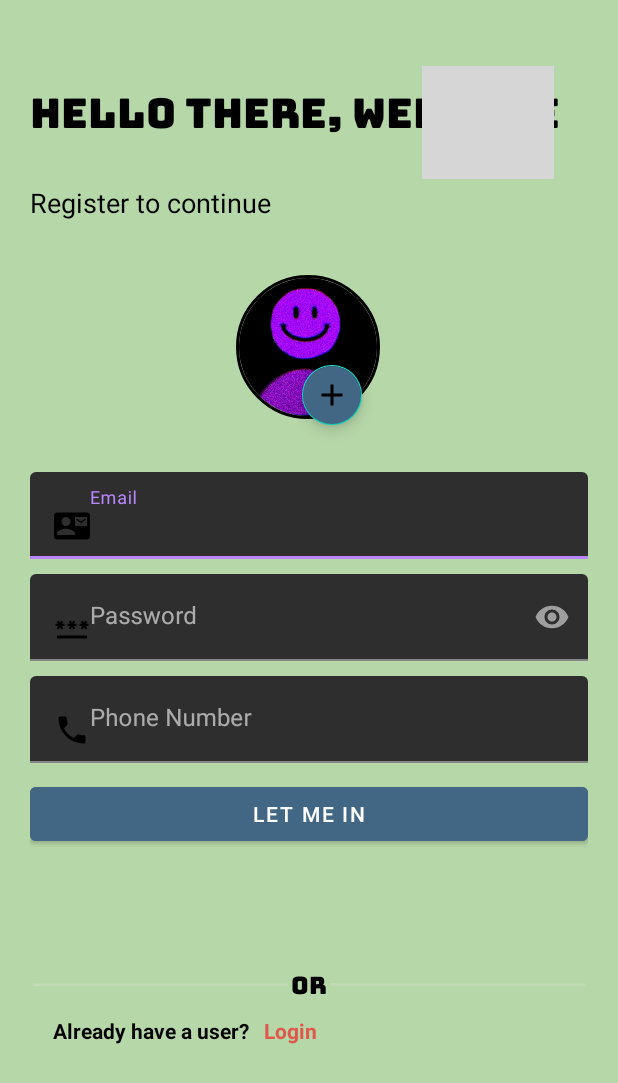
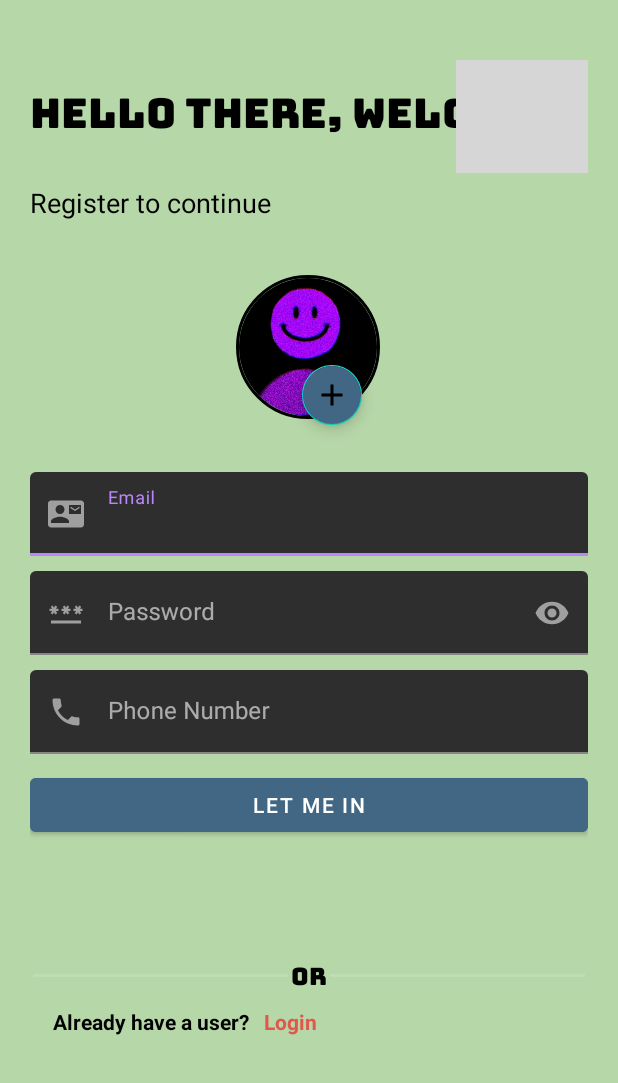
Before and after one commit to OfekiAlm/SoloBeast, an Android app: the layout activity_register.xml on its own in the app's theme, with its tools: preview values and no code run, on a phone screen of 412 x 824 dp. Shown: the top 1083 px of the screen. Run offline under Robolectric (Android 15) with nearby library versions, the phone set to English and light mode, and no system bars; grey boxes are pictures that could not be loaded.

Commit message:
added quick fixes

```diff
--- a/app/src/main/AndroidManifest.xml
+++ b/app/src/main/AndroidManifest.xml
@@ -19,7 +19,7 @@
         android:icon="@mipmap/ic_launcher"
         android:label="@string/app_name"
         android:roundIcon="@mipmap/ic_launcher_round"
-        android:supportsRtl="true"
+        android:supportsRtl="false"
         android:theme="@style/AppTheme"
         tools:targetApi="31">
         <activity
@@ -75,7 +75,9 @@
                 <action android:name="android.intent.action.AIRPLANE_MODE" />
             </intent-filter>
         </receiver>
-
+        <receiver
+            android:name=".Extras.Receivers.AlarmReceiver"
+            />
         <provider
             android:name="androidx.core.content.FileProvider"
             android:authorities="com.example.solobeast.provider"
--- /dev/null
+++ b/app/src/main/res/drawable/baseline_airplanemode_active_24.xml
@@ -0,0 +1,5 @@
+<vector android:height="24dp" android:tint="#000000"
+    android:viewportHeight="24" android:viewportWidth="24"
+    android:width="24dp" xmlns:android="http://schemas.android.com/apk/res/android">
+    <path android:fillColor="@android:color/white" android:pathData="M22,16v-2l-8.5,-5V3.5C13.5,2.67 12.83,2 12,2s-1.5,0.67 -1.5,1.5V9L2,14v2l8.5,-2.5V19L8,20.5L8,22l4,-1l4,1l0,-1.5L13.5,19v-5.5L22,16z"/>
+</vector>
--- a/app/src/main/res/layout/activity_login.xml
+++ b/app/src/main/res/layout/activity_login.xml
@@ -43,7 +43,7 @@
         <com.google.android.material.textfield.TextInputLayout
             android:layout_width="match_parent"
             android:layout_height="wrap_content"
-
+            app:startIconDrawable="@drawable/ic_baseline_contact_mail"
             android:hint="Email"
             style="Widget.MaterialComponents.TextInputLayout.OutlinedBox">
 
@@ -52,12 +52,12 @@
                 android:layout_height="wrap_content"
                 android:minHeight="48dp"
                 android:id="@+id/editTextTextEmailAddress_Register"
-                android:drawableLeft="@drawable/ic_baseline_contact_mail"
                 />
         </com.google.android.material.textfield.TextInputLayout>
         <com.google.android.material.textfield.TextInputLayout
             android:layout_width="match_parent"
             android:layout_height="wrap_content"
+            app:startIconDrawable="@drawable/ic_baseline_password"
             android:hint="Password"
             app:passwordToggleEnabled="true"
             android:layout_marginTop="10dp"
@@ -68,7 +68,6 @@
                 android:layout_height="wrap_content"
                 android:id="@+id/editTextTextPassword_Register"
                 android:minHeight="48dp"
-                android:drawableStart="@drawable/ic_baseline_password"
                 android:inputType="textPassword" />
         </com.google.android.material.textfield.TextInputLayout>
         <Button
--- a/app/src/main/res/layout/activity_register.xml
+++ b/app/src/main/res/layout/activity_register.xml
@@ -25,11 +25,10 @@
             android:id="@+id/logo_image"
             android:layout_width="88dp"
             android:layout_height="75dp"
-            android:layout_marginTop="4dp"
-            android:layout_marginEnd="4dp"
+
             android:src="@drawable/try_two_png"
             android:transitionName="logo_image"
-            app:layout_constraintEnd_toEndOf="@+id/logo_name"
+            app:layout_constraintEnd_toEndOf="parent"
             app:layout_constraintTop_toTopOf="parent" />
 
         <TextView
@@ -101,7 +100,7 @@
             <com.google.android.material.textfield.TextInputLayout
                 style="Widget.MaterialComponents.TextInputLayout.OutlinedBox"
                 android:layout_width="match_parent"
-
+                app:startIconDrawable="@drawable/ic_baseline_contact_mail"
                 android:layout_height="match_parent"
                 android:hint="Email">
 
@@ -109,7 +108,6 @@
                     android:id="@+id/editTextTextEmailAddress_Register"
                     android:layout_width="match_parent"
                     android:layout_height="wrap_content"
-                    android:drawableLeft="@drawable/ic_baseline_contact_mail"
                     android:minHeight="48dp" />
             </com.google.android.material.textfield.TextInputLayout>
 
@@ -118,6 +116,7 @@
                 android:layout_width="match_parent"
                 android:layout_height="wrap_content"
                 android:hint="Password"
+                app:startIconDrawable="@drawable/ic_baseline_password"
                 android:layout_marginTop="10dp"
                 app:passwordToggleEnabled="true">
 
@@ -125,7 +124,6 @@
                     android:id="@+id/editTextTextPassword_Register"
                     android:layout_width="match_parent"
                     android:layout_height="wrap_content"
-                    android:drawableStart="@drawable/ic_baseline_password"
                     android:inputType="textPassword"
                     android:minHeight="48dp" />
             </com.google.android.material.textfield.TextInputLayout>
@@ -134,6 +132,8 @@
                 style="Widget.MaterialComponents.TextInputLayout.OutlinedBox"
                 android:layout_width="match_parent"
                 android:layout_height="wrap_content"
+                app:startIconDrawable="@drawable/baseline_phone"
+                app:prefixText="+972"
                 android:hint="Phone Number"
                 android:layout_marginTop="10dp"
                 >
@@ -142,7 +142,6 @@
                     android:id="@+id/editTextTextPhoneNum_Register"
                     android:layout_width="match_parent"
                     android:layout_height="wrap_content"
-                    android:drawableStart="@drawable/baseline_phone"
                     android:inputType="phone"
                     android:minHeight="48dp" />
             </com.google.android.material.textfield.TextInputLayout>
```
Also changed, not shown: app/src/main/java/com/example/solobeast/Extras/Receivers/AlarmReceiver.java (added, +49 -0 lines), app/src/main/java/com/example/solobeast/Extras/Utils.java (added, +13 -0 lines), app/src/main/java/com/example/solobeast/ui/Auth/RegisterAct.java (+63 -4 lines), app/src/main/java/com/example/solobeast/ui/Home/Fragments/HomeFragment.java (+25 -1 lines).
